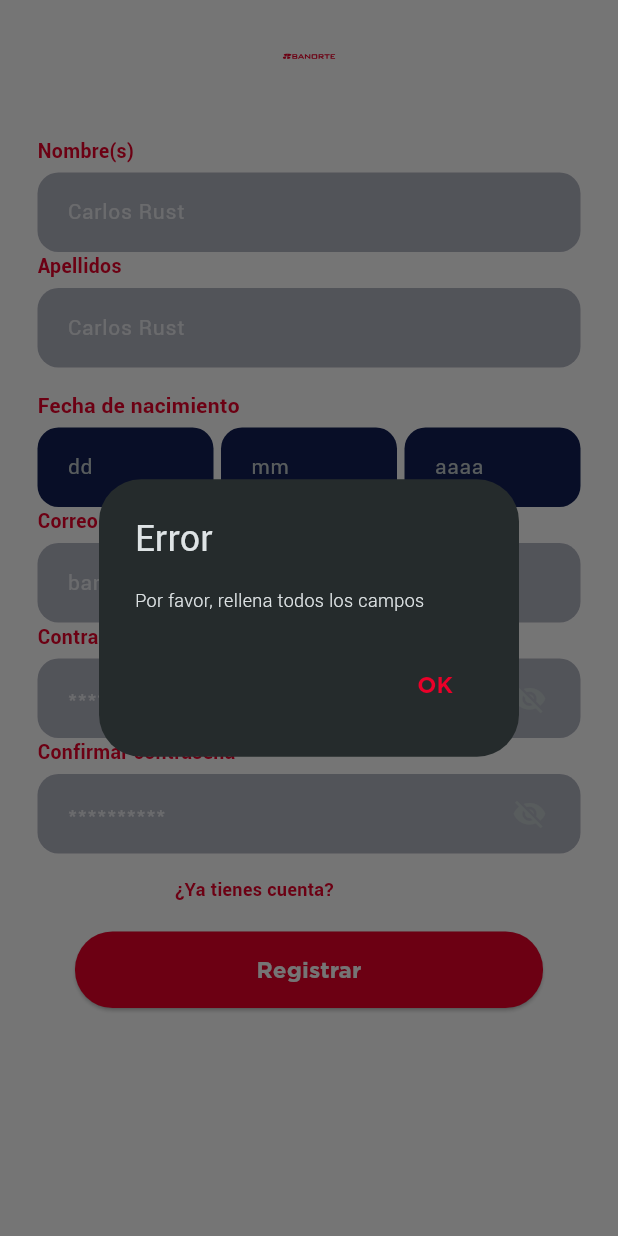
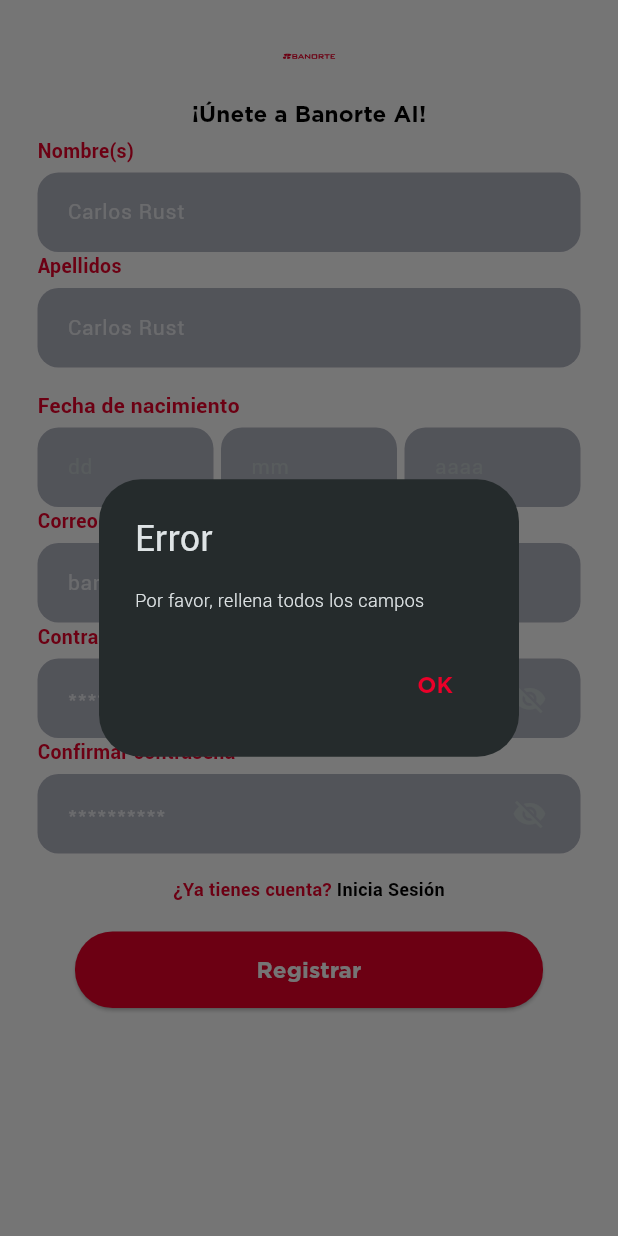
Before and after one commit to zam-cv/banorte, a Flutter app: the Signup screen opened by its route, after a tap on "Registrar", on a phone screen of 412 x 824 dp. Run offline on Flutter 3.47's test engine with Material 3 defaults, Android fonts, the phone set to English and light mode, and no system bars; our stand-ins replace flutter_secure_storage, flutter_svg; accounts and stored records are empty.

Commit message:
Fix: styles

```diff
--- a/app/lib/screens/signup.dart
+++ b/app/lib/screens/signup.dart
@@ -77,7 +77,7 @@
 
     try {
       final response = await AuthService.post(
-        "http://172.31.98.243:3000/api/auth/register", // Cambia la URL si es necesario
+        "https://9c2d-201-98-213-10.ngrok-free.app/api/auth/register", // Cambia la URL si es necesario
         registerData,
         false, // No requiere autenticación
       );
@@ -156,7 +156,7 @@
                   Text(
                     '¡Únete a Banorte AI!',
                     style: Theme.of(context).textTheme.labelLarge?.copyWith(
-                          color: Colors.white,
+                          color: Colors.black,
                         ),
                   ),
                 ],
@@ -220,7 +220,8 @@
                                   .textTheme
                                   .bodyMedium
                                   ?.copyWith(
-                                    color: Colors.white,
+                                    color: Colors.black,
+                                    fontWeight: FontWeight.bold,
                                   ),
                               recognizer: TapGestureRecognizer()
                                 ..onTap = () {
--- a/app/lib/widgets/custom_num_field.dart
+++ b/app/lib/widgets/custom_num_field.dart
@@ -54,7 +54,7 @@
         ),
         contentPadding: contentPadding,
         filled: true,
-        fillColor: Theme.of(context).colorScheme.secondaryContainer,
+        fillColor: Theme.of(context).colorScheme.primaryContainer,
         suffixIcon: suffixIcon,
       ),
     );
--- a/app/lib/widgets/date_birth_fields.dart
+++ b/app/lib/widgets/date_birth_fields.dart
@@ -42,6 +42,7 @@
               child: CustomNumField(
                 controller: dayController, // Añadimos el controlador
                 hintText: 'dd',
+
                 inputFormatters: [
                   FilteringTextInputFormatter.digitsOnly,
                   LengthLimitingTextInputFormatter(2), // Limita a 2 dígitos
```
